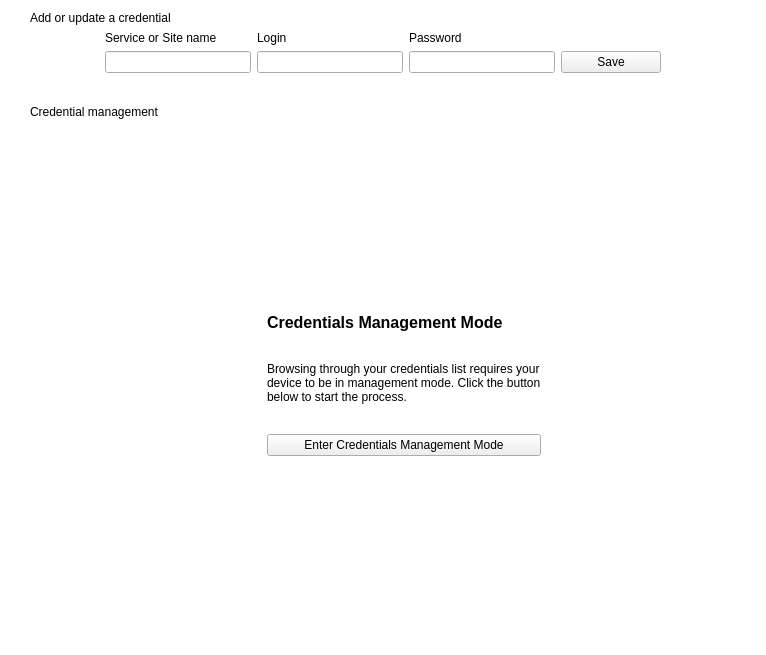
Qt form src/CredentialsManagement.ui (mooltipass/moolticute) before a commit.
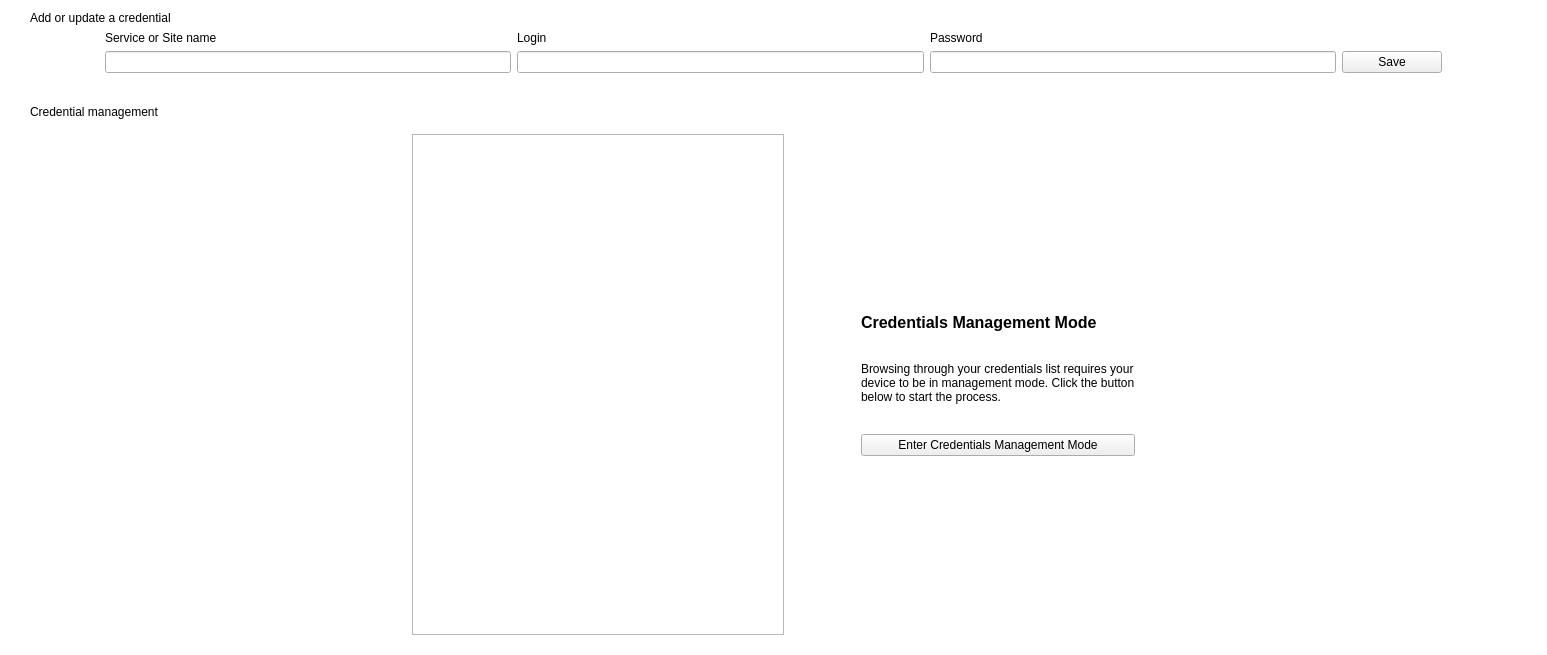
The same form after that commit. Icons and pictures are not drawn. Custom widgets are drawn as their Qt base class.

Commit message: Work on new TreeView logic

```diff
--- a/src/CredentialsManagement.ui
+++ b/src/CredentialsManagement.ui
@@ -6,7 +6,7 @@
    <rect>
     <x>0</x>
     <y>0</y>
-    <width>766</width>
+    <width>1547</width>
     <height>655</height>
    </rect>
   </property>
@@ -157,6 +157,9 @@
          </property>
         </spacer>
        </item>
+       <item>
+        <widget class="QTreeView" name="credentialTreeView"/>
+       </item>
        <item>
         <widget class="QLabel" name="label_6">
          <property name="text">
```
Left out of the diff: 2 changed lines with no effect on the pictures. The commit also changes 17 other files.
